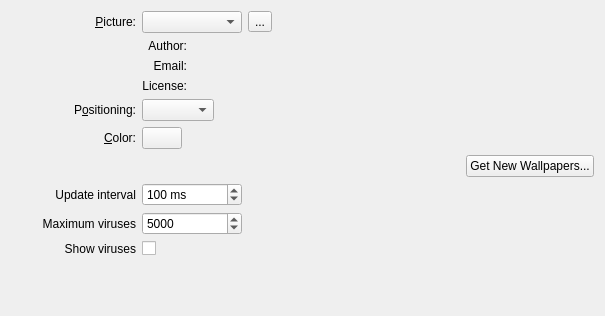
The window that wallpapers/virus/virusconfig.ui (KDE/kdeplasma-addons) describes before a commit, drawn with Qt 5.
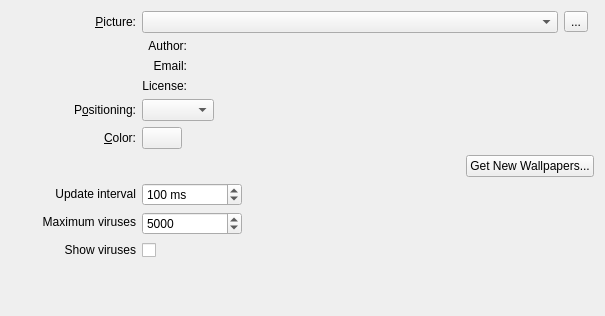
The same window after the commit. Custom widgets are drawn as their Qt base class.

Commit message: reset wallpaper when the virus ate it all

What changed in the file:
```diff
--- a/wallpapers/virus/virusconfig.ui
+++ b/wallpapers/virus/virusconfig.ui
@@ -40,17 +40,7 @@
      </property>
     </widget>
    </item>
-   <item row="0" column="2">
-    <widget class="QToolButton" name="m_pictureUrlButton">
-     <property name="toolTip">
-      <string>Browse</string>
-     </property>
-     <property name="text">
-      <string>...</string>
-     </property>
-    </widget>
-   </item>
-   <item row="1" column="1" colspan="2">
+   <item row="1" column="1" colspan="3">
     <layout class="QGridLayout" name="gridLayout">
      <item row="0" column="0">
       <widget class="QLabel" name="m_authorLabel">
@@ -145,7 +135,7 @@
      </property>
     </widget>
    </item>
-   <item row="2" column="1" colspan="2">
+   <item row="2" column="1" colspan="3">
     <layout class="QHBoxLayout" name="horizontalLayout">
      <item>
       <widget class="QComboBox" name="m_resizeMethod">
@@ -185,7 +175,7 @@
      </property>
     </widget>
    </item>
-   <item row="3" column="1" colspan="2">
+   <item row="3" column="1" colspan="3">
     <layout class="QHBoxLayout" name="horizontalLayout_2">
      <item>
       <widget class="KColorButton" name="m_color">
@@ -226,7 +216,7 @@
      </item>
     </layout>
    </item>
-   <item row="4" column="1" colspan="2">
+   <item row="4" column="1" colspan="3">
     <layout class="QHBoxLayout" name="horizontalLayout_3">
      <item>
       <spacer name="horizontalSpacer">
@@ -253,20 +243,7 @@
      </item>
     </layout>
    </item>
-   <item row="6" column="0">
-    <widget class="QLabel" name="label_3">
-     <property name="locale">
-      <locale language="English" country="UnitedStates"/>
-     </property>
-     <property name="text">
-      <string>Maximum viruses</string>
-     </property>
-     <property name="alignment">
-      <set>Qt::AlignRight|Qt::AlignTrailing|Qt::AlignVCenter</set>
-     </property>
-    </widget>
-   </item>
-   <item row="8" column="1">
+   <item row="9" column="1">
     <spacer name="verticalSpacer_2">
      <property name="orientation">
       <enum>Qt::Vertical</enum>
@@ -279,27 +256,32 @@
      </property>
     </spacer>
    </item>
-   <item row="7" column="0">
-    <widget class="QLabel" name="label_6">
-     <property name="locale">
-      <locale language="English" country="UnitedStates"/>
+   <item row="0" column="2">
+    <widget class="QToolButton" name="m_pictureUrlButton">
+     <property name="toolTip">
+      <string>Browse</string>
      </property>
      <property name="text">
-      <string>Show viruses</string>
-     </property>
-     <property name="alignment">
-      <set>Qt::AlignRight|Qt::AlignTrailing|Qt::AlignVCenter</set>
-     </property>
-    </widget>
-   </item>
-   <item row="7" column="1">
-    <widget class="QCheckBox" name="m_showCells">
-     <property name="text">
-      <string/>
+      <string>...</string>
      </property>
     </widget>
    </item>
    <item row="5" column="1">
+    <layout class="QGridLayout" name="gridLayout_3">
+     <item row="1" column="2">
+      <spacer name="horizontalSpacer_3">
+       <property name="orientation">
+        <enum>Qt::Horizontal</enum>
+       </property>
+       <property name="sizeHint" stdset="0">
+        <size>
+         <width>40</width>
+         <height>20</height>
+        </size>
+       </property>
+      </spacer>
+     </item>
+     <item row="1" column="1">
     <widget class="QSpinBox" name="m_updateInterval">
      <property name="minimumSize">
       <size>
@@ -327,7 +309,7 @@
      </property>
     </widget>
    </item>
-   <item row="6" column="1">
+     <item row="2" column="1">
     <widget class="QSpinBox" name="m_maxCells">
      <property name="minimumSize">
       <size>
@@ -352,7 +334,14 @@
      </property>
     </widget>
    </item>
-   <item row="5" column="2">
+     <item row="3" column="1">
+      <widget class="QCheckBox" name="m_showCells">
+       <property name="text">
+        <string/>
+       </property>
+      </widget>
+     </item>
+     <item row="2" column="2">
     <spacer name="horizontalSpacer_2">
      <property name="orientation">
       <enum>Qt::Horizontal</enum>
@@ -365,8 +354,8 @@
      </property>
     </spacer>
    </item>
-   <item row="6" column="2">
-    <spacer name="horizontalSpacer_3">
+     <item row="3" column="2">
+      <spacer name="horizontalSpacer_4">
      <property name="orientation">
       <enum>Qt::Horizontal</enum>
      </property>
@@ -377,8 +366,12 @@
       </size>
      </property>
     </spacer>
+     </item>
+    </layout>
    </item>
    <item row="5" column="0">
+    <layout class="QGridLayout" name="gridLayout_4">
+     <item row="0" column="0">
     <widget class="QLabel" name="label_2">
      <property name="locale">
       <locale language="English" country="UnitedStates"/>
@@ -390,6 +383,34 @@
       <set>Qt::AlignRight|Qt::AlignTrailing|Qt::AlignVCenter</set>
      </property>
     </widget>
+     </item>
+     <item row="1" column="0">
+      <widget class="QLabel" name="label_3">
+       <property name="locale">
+        <locale language="English" country="UnitedStates"/>
+       </property>
+       <property name="text">
+        <string>Maximum viruses</string>
+       </property>
+       <property name="alignment">
+        <set>Qt::AlignRight|Qt::AlignTrailing|Qt::AlignVCenter</set>
+       </property>
+      </widget>
+     </item>
+     <item row="2" column="0">
+      <widget class="QLabel" name="label_6">
+       <property name="locale">
+        <locale language="English" country="UnitedStates"/>
+       </property>
+       <property name="text">
+        <string>Show viruses</string>
+       </property>
+       <property name="alignment">
+        <set>Qt::AlignRight|Qt::AlignTrailing|Qt::AlignVCenter</set>
+       </property>
+      </widget>
+     </item>
+    </layout>
    </item>
   </layout>
  </widget>
```
Lines whose indentation alone changed are shown as unchanged. The commit also changes 2 other files.
